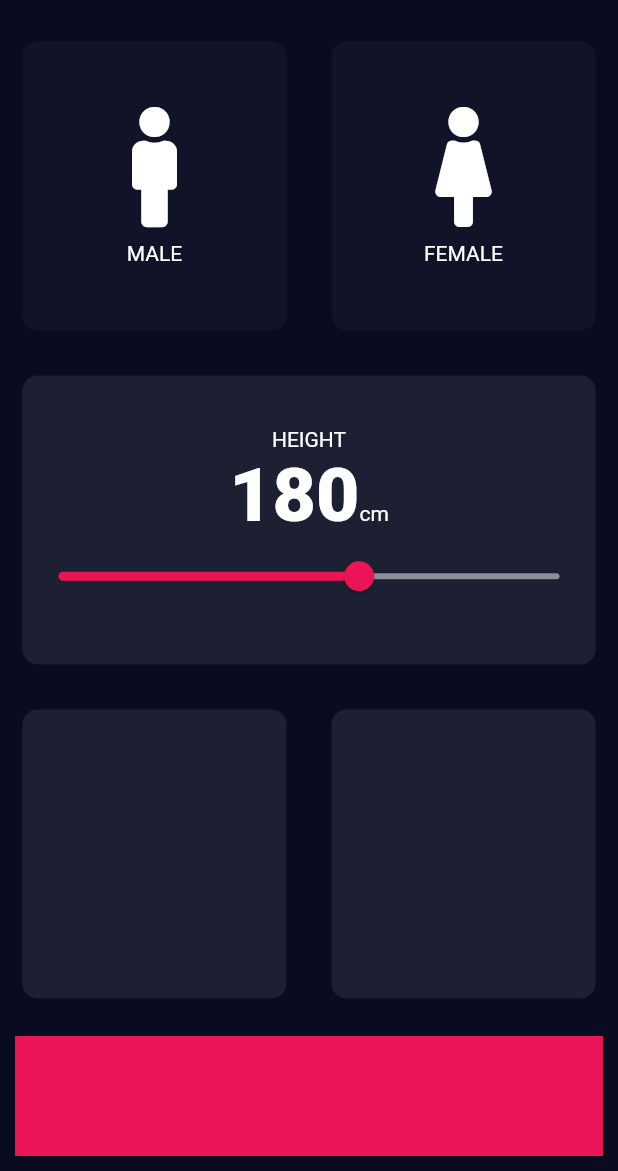
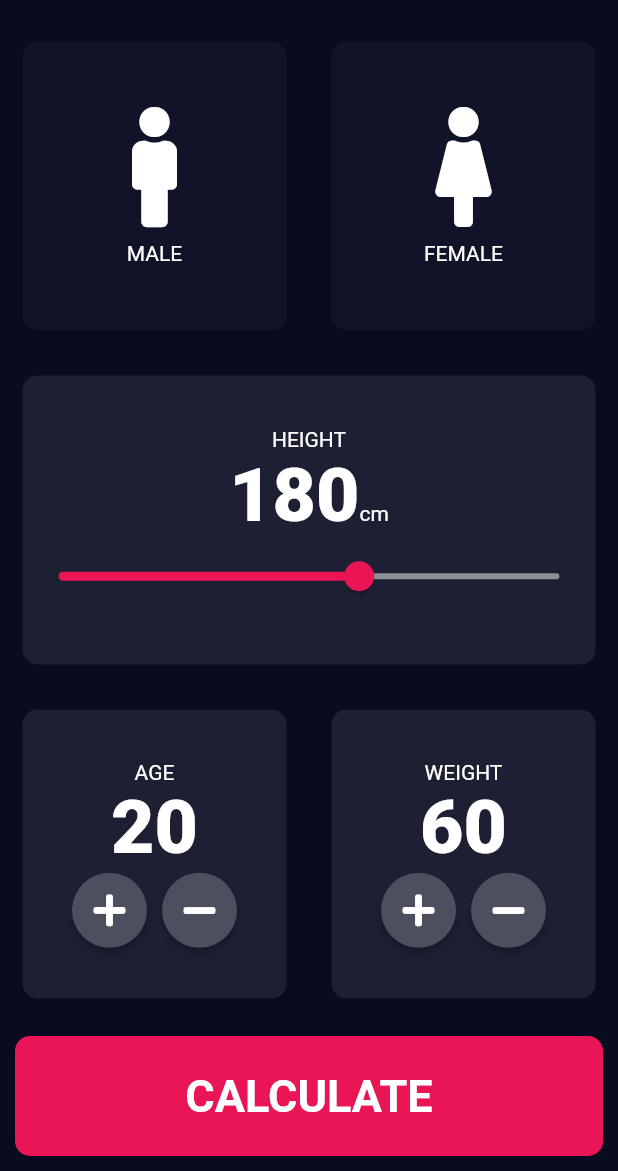
Before and after one commit to Prasen86/bmi_calculator, a Flutter app: the screen it shows after launch, on a phone screen of 412 x 824 dp, the part 65-1236 px from its top. Run offline on Flutter 3.47's test engine with Material 2 defaults, Android fonts, the phone set to English and light mode, and no system bars; our stand-ins replace font_awesome_flutter.

Commit message:
Custom Button made

```diff
--- a/lib/constants.dart
+++ b/lib/constants.dart
@@ -6,6 +6,7 @@ const Color inactiveCardColor = Color(0xFF1111328);
 const Color calcButtonColor = Color(0xFFEA1556);
 const Color activeSliderColor = Color(0xFFEB1555);
 const Color inactiveSliderColor = Color(0xFF8D8E98);
+const Color roundButtonColor = Color(0xFF4C4F5E);
 
 const double calcButtonHeight = 80.0;
 
@@ -13,3 +14,13 @@ const TextStyle styleNumbers = TextStyle(
   fontSize: 50.0,
   fontWeight: FontWeight.w900,
 );
+
+const buttonTextStyle = TextStyle(
+  fontSize: 30.0,
+  fontWeight: FontWeight.bold,
+);
+
+const BoxConstraints kSizeConstraints = BoxConstraints.tightFor(
+  width: 50.0,
+  height: 50.0,
+);
--- /dev/null
+++ b/lib/custom_button.dart
@@ -0,0 +1,31 @@
+import 'package:flutter/material.dart';
+import 'constants.dart';
+
+class CustomButton extends StatelessWidget {
+  final String label;
+  final Function ontap;
+
+  CustomButton({this.label, this.ontap});
+
+  @override
+  Widget build(BuildContext context) {
+    return GestureDetector(
+      onTap: ontap,
+      child: Container(
+        decoration: BoxDecoration(
+          color: calcButtonColor,
+          borderRadius: BorderRadius.circular(10.0),
+        ),
+        margin: EdgeInsets.all(10.0),
+        width: double.infinity,
+        height: calcButtonHeight,
+        child: Center(
+          child: Text(
+            label,
+            style: buttonTextStyle,
+          ),
+        ),
+      ),
+    );
+  }
+}
--- a/lib/input_page.dart
+++ b/lib/input_page.dart
@@ -3,9 +3,10 @@ import 'reusable_card.dart';
 import 'icon_widget.dart';
 import 'package:font_awesome_flutter/font_awesome_flutter.dart';
 import 'constants.dart';
+import 'round_iconbutton.dart';
+import 'custom_button.dart';
 
 enum Gender { male, female }
-int height = 180;
 
 class InputPage extends StatefulWidget {
   @override
@@ -14,6 +15,9 @@ class InputPage extends StatefulWidget {
 
 class _InputPageState extends State<InputPage> {
   Gender selectedGender;
+  int height = 180;
+  int weight = 60;
+  int age = 20;
 
   @override
   Widget build(BuildContext context) {
@@ -106,21 +110,87 @@ class _InputPageState extends State<InputPage> {
                 Expanded(
                   child: ReusableCard(
                     colour: activeCardColor,
+                    cardChild: Column(
+                      mainAxisAlignment: MainAxisAlignment.center,
+                      children: <Widget>[
+                        Text("AGE"),
+                        Text(
+                          age.toString(),
+                          style: styleNumbers,
+                        ),
+                        Row(
+                          mainAxisAlignment: MainAxisAlignment.center,
+                          children: <Widget>[
+                            RoundIconButton(
+                              icon: FontAwesomeIcons.plus,
+                              onpressed: () {
+                                setState(() {
+                                  age++;
+                                });
+                              },
+                            ),
+                            SizedBox(
+                              width: 10.0,
+                            ),
+                            RoundIconButton(
+                              icon: FontAwesomeIcons.minus,
+                              onpressed: () {
+                                setState(() {
+                                  age--;
+                                });
+                              },
+                            ),
+                          ],
+                        )
+                      ],
+                    ),
                   ),
                 ),
                 Expanded(
                   child: ReusableCard(
                     colour: activeCardColor,
+                    cardChild: Column(
+                      mainAxisAlignment: MainAxisAlignment.center,
+                      children: <Widget>[
+                        Text("WEIGHT"),
+                        Text(
+                          weight.toString(),
+                          style: styleNumbers,
+                        ),
+                        Row(
+                          mainAxisAlignment: MainAxisAlignment.center,
+                          children: <Widget>[
+                            RoundIconButton(
+                              icon: FontAwesomeIcons.plus,
+                              onpressed: () {
+                                setState(() {
+                                  weight++;
+                                });
+                              },
+                            ),
+                            SizedBox(
+                              width: 10.0,
+                            ),
+                            RoundIconButton(
+                              icon: FontAwesomeIcons.minus,
+                              onpressed: () {
+                                setState(() {
+                                  weight--;
+                                });
+                              },
+                            ),
+                          ],
+                        )
+                      ],
+                    ),
                   ),
                 )
               ],
             ),
           ),
-          Container(
-            margin: EdgeInsets.all(10.0),
-            color: calcButtonColor,
-            width: double.infinity,
-            height: calcButtonHeight,
+          CustomButton(
+            label: "CALCULATE",
+            ontap: () {},
           )
         ],
       ),
--- /dev/null
+++ b/lib/round_iconbutton.dart
@@ -0,0 +1,20 @@
+import 'package:flutter/material.dart';
+import 'constants.dart';
+
+class RoundIconButton extends StatelessWidget {
+  final IconData icon;
+  final Function onpressed;
+
+  RoundIconButton({this.icon, this.onpressed});
+
+  @override
+  Widget build(BuildContext context) {
+    return RawMaterialButton(
+      fillColor: roundButtonColor,
+      shape: CircleBorder(),
+      constraints: kSizeConstraints,
+      child: Icon(icon),
+      onPressed: onpressed,
+    );
+  }
+}
```
